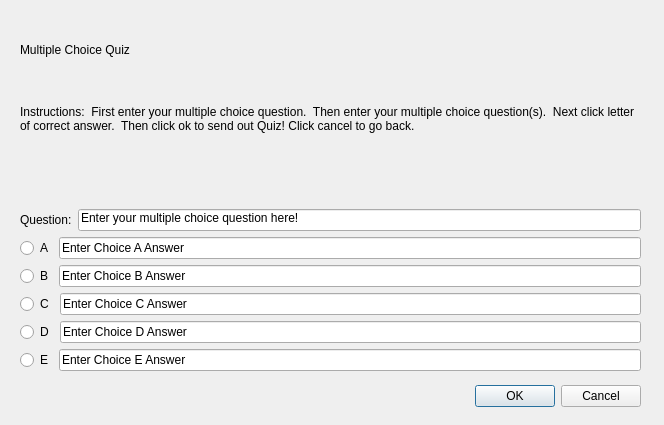
First picture: the form in serverPresent/multiplechoicequiz.ui, repository ccox04/CS3714_Spring17, before the edit.
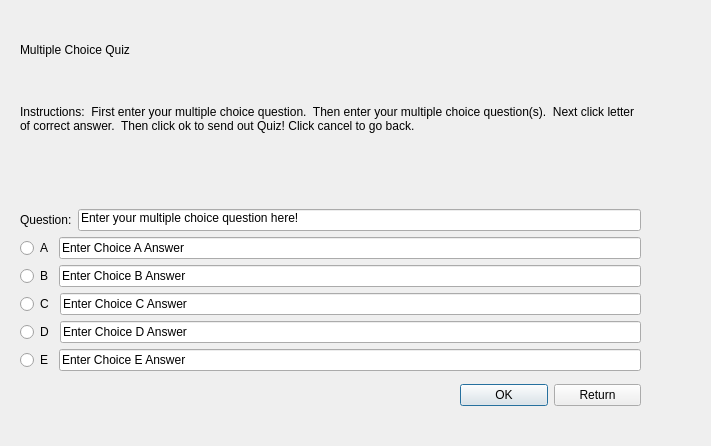
Second picture: the form after the edit.

Patch:
```diff
--- a/serverPresent/multiplechoicequiz.ui
+++ b/serverPresent/multiplechoicequiz.ui
@@ -6,30 +6,14 @@
    <rect>
     <x>0</x>
     <y>0</y>
-    <width>664</width>
-    <height>425</height>
+    <width>711</width>
+    <height>446</height>
    </rect>
   </property>
   <property name="windowTitle">
    <string>Dialog</string>
   </property>
-  <widget class="QDialogButtonBox" name="buttonBox">
-   <property name="geometry">
-    <rect>
-     <x>300</x>
-     <y>380</y>
-     <width>341</width>
-     <height>32</height>
-    </rect>
-   </property>
-   <property name="orientation">
-    <enum>Qt::Horizontal</enum>
-   </property>
-   <property name="standardButtons">
-    <set>QDialogButtonBox::Cancel|QDialogButtonBox::Ok</set>
-   </property>
-  </widget>
-  <widget class="QWidget" name="">
+  <widget class="QWidget" name="layoutWidget">
    <property name="geometry">
     <rect>
      <x>20</x>
@@ -187,6 +171,32 @@
     </item>
    </layout>
   </widget>
+  <widget class="QWidget" name="">
+   <property name="geometry">
+    <rect>
+     <x>460</x>
+     <y>380</y>
+     <width>181</width>
+     <height>31</height>
+    </rect>
+   </property>
+   <layout class="QHBoxLayout" name="horizontalLayout_7">
+    <item>
+     <widget class="QPushButton" name="okPushButton">
+      <property name="text">
+       <string>OK</string>
+      </property>
+     </widget>
+    </item>
+    <item>
+     <widget class="QPushButton" name="returnPushButton">
+      <property name="text">
+       <string>Return</string>
+      </property>
+     </widget>
+    </item>
+   </layout>
+  </widget>
  </widget>
  <resources/>
  <connections>
```
Left out of the diff: 30 changed lines with no effect on the pictures.
